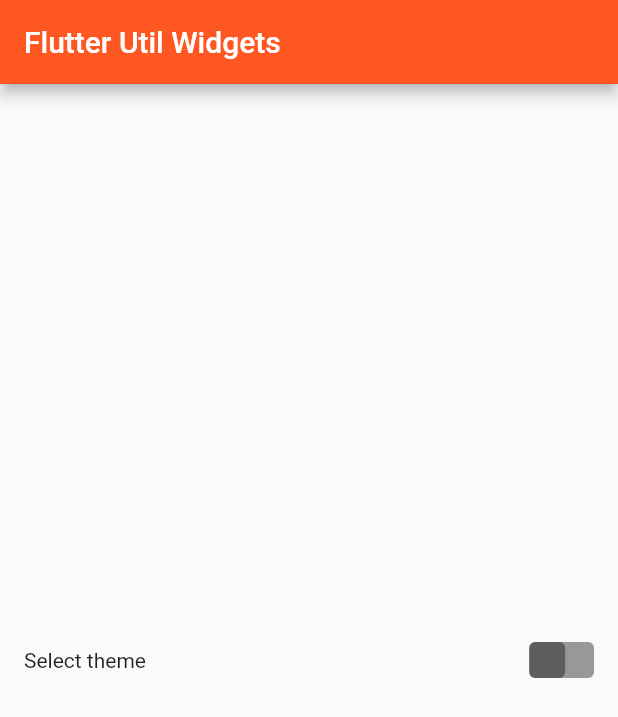
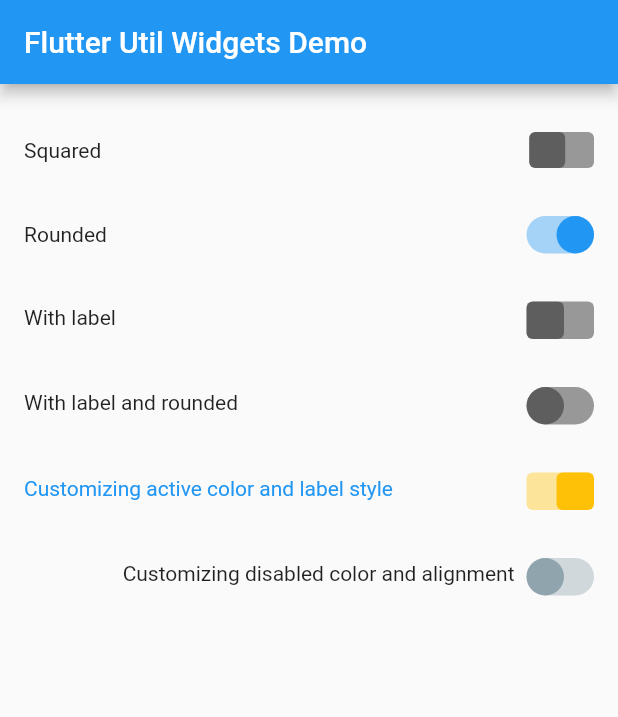
Before and after one commit to luizjacomn/flutter_util_widgets, a Flutter app: the screen it shows after launch, on a phone screen of 412 x 824 dp. Shown: the top 717 px of the screen. Run offline on Flutter 3.47's test engine with Material 2 defaults, Android fonts, the phone set to English and light mode, and no system bars.

Commit message:
Updating example and README.md

```diff
--- a/example/lib/main.dart
+++ b/example/lib/main.dart
@@ -1,6 +1,8 @@
 import 'package:flutter/material.dart';
 
 import 'package:flutter_util_widgets/widgets/input/switcher.dart';
+
+const title = 'Flutter Util Widgets Demo';
 
 void main() => runApp(MyApp());
 
@@ -8,9 +10,10 @@ class MyApp extends StatelessWidget {
   @override
   Widget build(BuildContext context) {
     return MaterialApp(
-      title: 'Flutter Demo',
+      debugShowCheckedModeBanner: false,
+      title: title,
       theme: ThemeData(
-        primarySwatch: Colors.deepOrange,
+        primarySwatch: Colors.blue,
       ),
       home: MyHomePage(),
     );
@@ -27,19 +30,57 @@ class _MyHomePageState extends State<MyHomePage> {
   Widget build(BuildContext context) {
     return Scaffold(
       appBar: AppBar(
-        title: Text('Flutter Util Widgets'),
+        title: const Text(title),
       ),
       body: Center(
         child: Padding(
           padding: const EdgeInsets.all(16.0),
-          child: Row(
+          child: Column(
             children: <Widget>[
-              Expanded(
-                child: Text(
-                  'Select theme',
-                ),
+              Row(
+                children: <Widget>[
+                  Expanded(
+                    child: Text(
+                      'Squared',
+                    ),
+                  ),
+                  Switcher(onChange: print),
+                ],
               ),
-              Switcher(onChange: print),
+              Row(
+                children: <Widget>[
+                  Expanded(
+                    child: Text(
+                      'Rounded',
+                    ),
+                  ),
+                  Switcher.rounded(
+                    initialValue: true,
+                    onChange: print,
+                  ),
+                ],
+              ),
+              Switcher.label(
+                label: 'With label',
+                onChange: print,
+              ),
+              Switcher.labelAndRounded(
+                label: 'With label and rounded',
+                onChange: print,
+              ),
+              Switcher.label(
+                initialValue: true,
+                label: 'Customizing active color and label style',
+                labelStyle: TextStyle(color: Theme.of(context).primaryColor),
+                activeColor: Colors.amber,
+                onChange: print,
+              ),
+              Switcher.labelAndRounded(
+                mainAxisAlignment: MainAxisAlignment.end,
+                label: 'Customizing disabled color and alignment',
+                disableColor: Colors.blueGrey[300],
+                onChange: print,
+              ),
             ],
           ),
         ),
```
Also changed, not shown: 1 other file.
